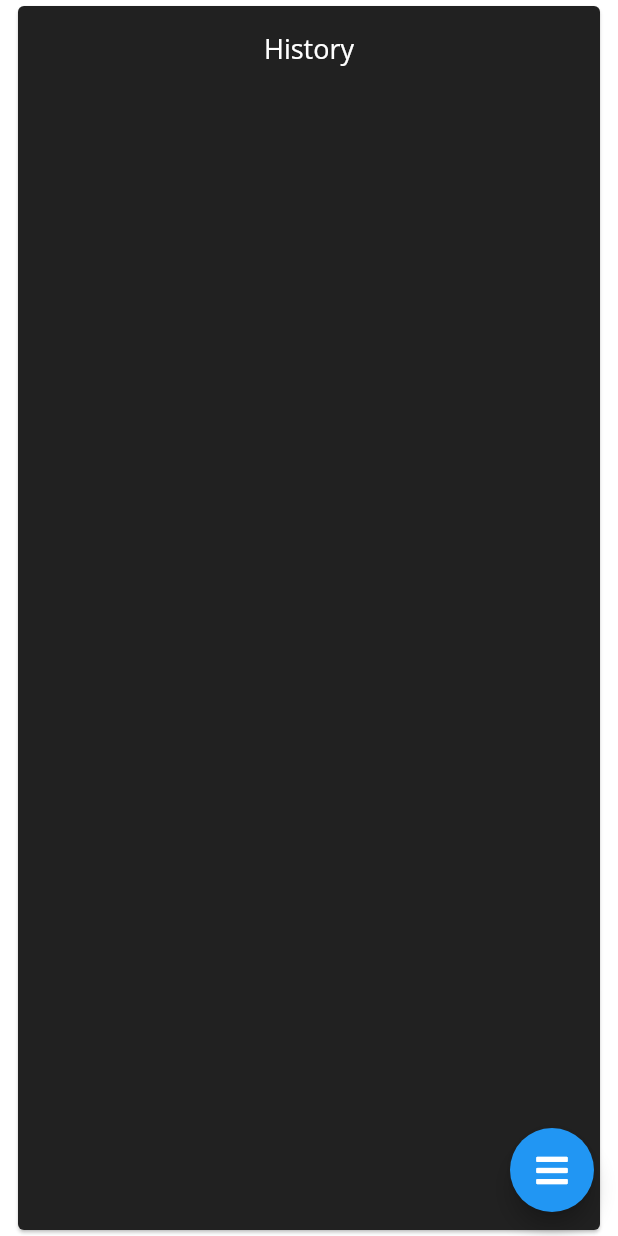
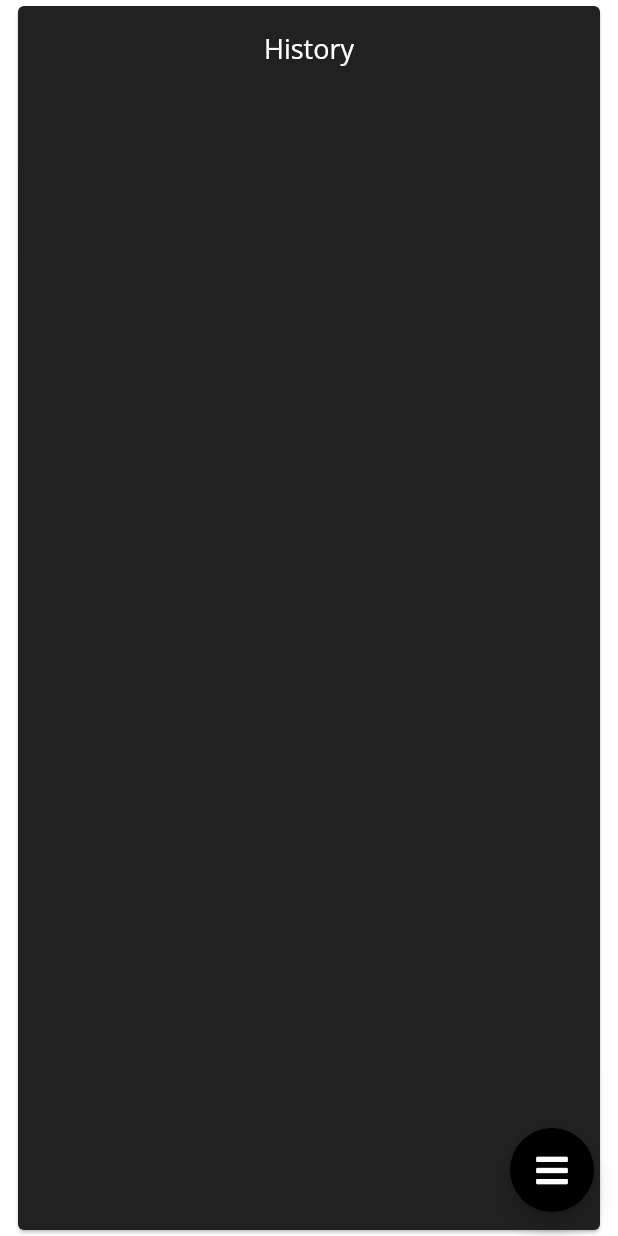
Before and after one commit to Teguhpunya/imdp_xl, a Flutter app: the HistoryView screen opened directly, on a phone screen of 412 x 824 dp. Run offline on Flutter 3.47's test engine with Material 2 defaults, Android fonts, the phone set to English and light mode, and no system bars; drawn by our look-alikes of flutter_speed_dial; our stand-ins replace adaptive_dialog, animated_text_kit, convex_bottom_bar, expansion_tile_card, firebase_core, firebase_database and 4 more; missing offline and left inert: flutter_background_service; accounts and stored records are empty; statements that could not run were skipped.

Commit message:
Update floating button

```diff
--- a/lib/views/history/history_tab.dart
+++ b/lib/views/history/history_tab.dart
@@ -32,10 +32,12 @@ class _HistoryTab extends State<HistoryView> {
     return Scaffold(
       floatingActionButton: SpeedDial(
         icon: FontAwesomeIcons.bars,
+        backgroundColor: Colors.black,
         overlayColor: Colors.transparent,
+        spacing: 16,
         children: [
           SpeedDialChild(
-            label: 'Simpan',
+            label: 'Simpan sebagai Excel',
             child: Icon(FontAwesomeIcons.save),
           )
         ],
```
